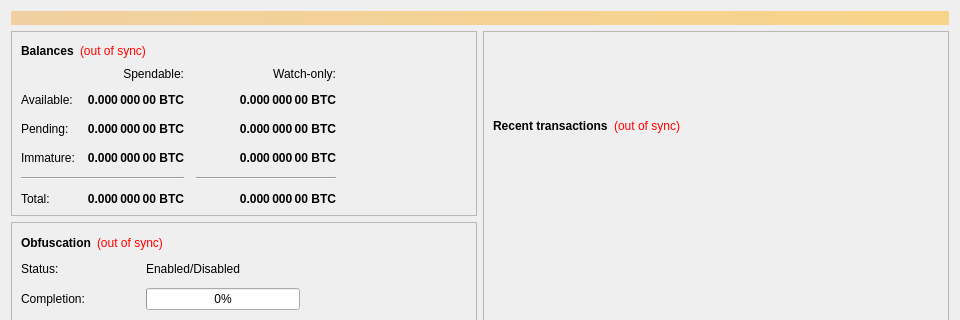
The window that src/qt/forms/overviewpage.ui (thebitradio/Bitradio) describes before a commit, drawn with Qt 5; both pictures show x 0 to 960 and y 0 to 320 of the 960 by 615 pixel window.
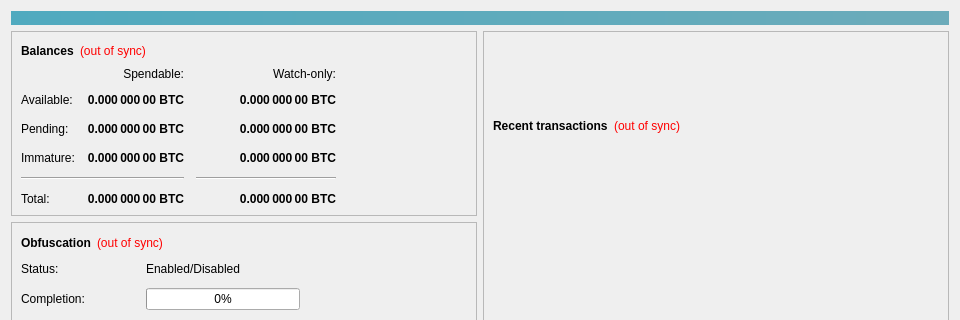
The same window after the commit.

```diff
--- a/src/qt/forms/overviewpage.ui
+++ b/src/qt/forms/overviewpage.ui
@@ -26,7 +26,7 @@
       <bool>false</bool>
      </property>
      <property name="styleSheet">
-      <string notr="true">background-color: qlineargradient(x1: 0, y1: 0, x2: 1, y2: 0, stop:0 #F0D0A0, stop:1 #F8D488); color:#000000;</string>
+      <string notr="true">background-color: qlineargradient(x1: 0, y1: 0, x2: 1, y2: 0, stop:0 #50aabf, stop:1 #6cabba); color:#000000;</string>
      </property>
      <property name="wordWrap">
       <bool>true</bool>
```
